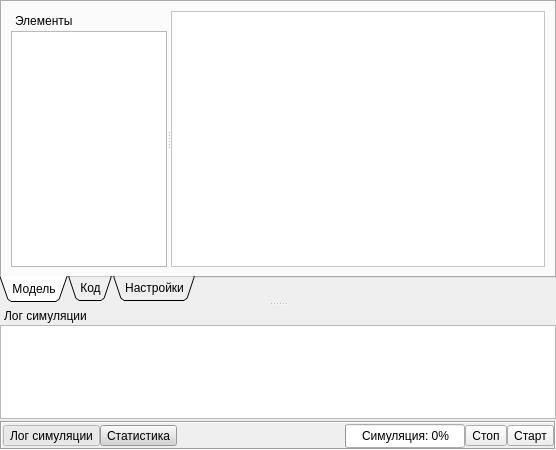
First picture: the form in document.ui, repository alekseyl1992/qmb, before the edit.
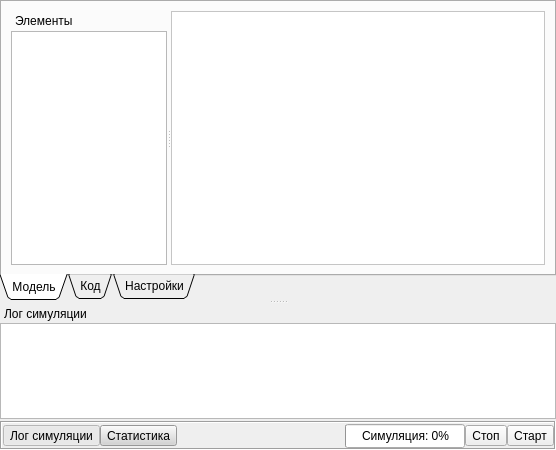
Second picture: the form after the edit. Icons and pictures are not drawn.

What changed in the file:
```diff
--- a/document.ui
+++ b/document.ui
@@ -518,7 +518,7 @@
       <property name="minimumSize">
        <size>
         <width>109</width>
-        <height>113</height>
+        <height>115</height>
        </size>
       </property>
       <property name="features">
@@ -533,11 +533,7 @@
          <number>0</number>
         </property>
         <item row="0" column="0">
-         <widget class="QTextEdit" name="simulationLog">
-          <property name="textInteractionFlags">
-           <set>Qt::TextSelectableByKeyboard|Qt::TextSelectableByMouse</set>
-          </property>
-         </widget>
+         <widget class="QListWidget" name="simulationLog"/>
         </item>
        </layout>
       </widget>
```
